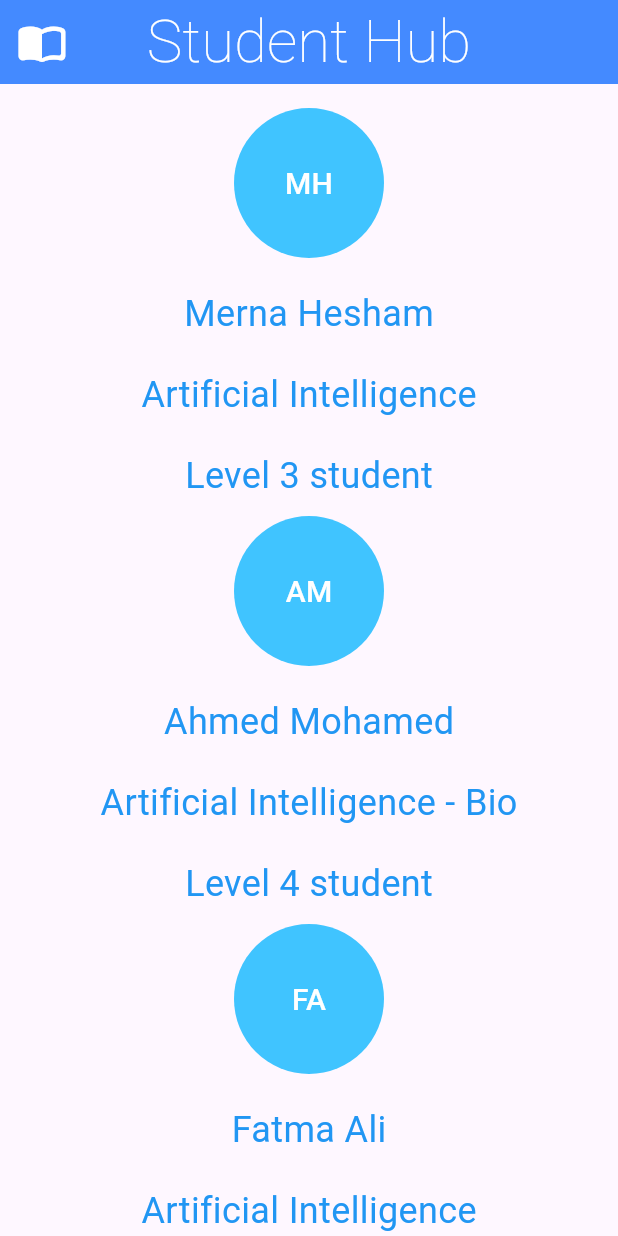
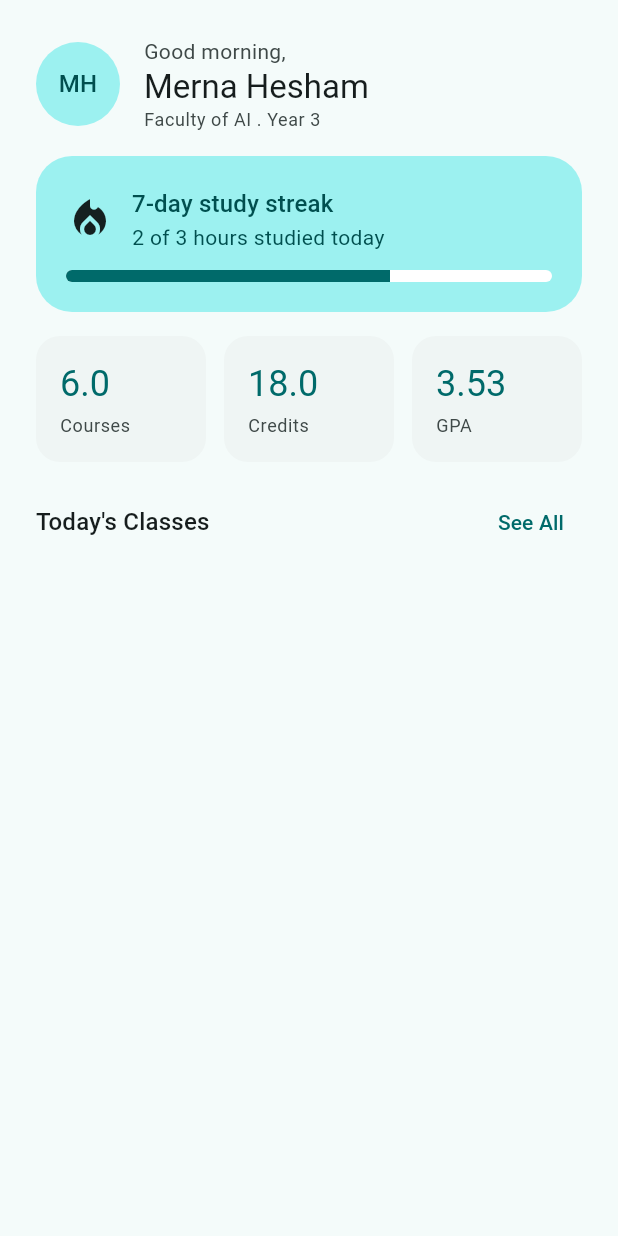
Before and after one commit to Merna-Hesham/student_hub, a Flutter app: the screen it shows after launch, on a phone screen of 412 x 824 dp. Run offline on Flutter 3.47's test engine with Material 3 defaults, Android fonts, the phone set to English and light mode, and no system bars.

Commit message:
App theme

```diff
--- /dev/null
+++ b/lib/Theme/app_theme.dart
@@ -0,0 +1,11 @@
+import 'package:flutter/material.dart';
+
+const Color kSeedColor = Color(0xFF006A6A);
+
+ThemeData buildTheme(Brightness brightness) {
+  final scheme = ColorScheme.fromSeed(
+    seedColor: kSeedColor,
+    brightness: brightness,
+  );
+  return ThemeData(useMaterial3: true, colorScheme: scheme);
+}
--- a/lib/app.dart
+++ b/lib/app.dart
@@ -1,15 +1,19 @@
 import 'package:flutter/material.dart';
 import 'package:flutter_online2/screens/home_screen.dart';
+import 'Theme/app_theme.dart';
 
-class MyApp extends StatelessWidget{
+class StudentHubApp extends StatelessWidget{
 
-  const MyApp({super.key});
+  const StudentHubApp({super.key});
 
   @override
   Widget build(BuildContext context) {
     return MaterialApp(
       title: 'Student Hub',
       debugShowCheckedModeBanner: false,
+      theme: buildTheme(Brightness.light),
+      darkTheme: buildTheme(Brightness.dark),
+      themeMode: ThemeMode.system,
       home: HomeScreen(),
     );
   }
--- a/lib/main.dart
+++ b/lib/main.dart
@@ -2,5 +2,5 @@ import 'package:flutter/material.dart';
 import 'app.dart';
 
 void main() {
-  runApp(const MyApp());
+  runApp(const StudentHubApp());
 }
--- a/lib/screens/home_screen.dart
+++ b/lib/screens/home_screen.dart
@@ -1,5 +1,8 @@
 import 'package:flutter/material.dart';
 import 'package:flutter_online2/widgets/profile_header.dart';
+import 'package:flutter_online2/widgets/section_header.dart';
+import 'package:flutter_online2/widgets/streak_card.dart';
+import 'package:flutter_online2/widgets/summary_row.dart';
 
 class HomeScreen extends StatelessWidget{
 
@@ -8,45 +11,41 @@ class HomeScreen extends StatelessWidget{
   @override
   Widget build(BuildContext context) {
     return Scaffold(
-      appBar: AppBar(
-        title: Text(
-          'Student Hub',
-          style: TextStyle(
-            color: Colors.white,
-            fontSize: 40,
-            fontWeight: FontWeight(200),
-          ),
-        ),
-        centerTitle: true,
-        backgroundColor: Colors.blueAccent,
-        leading: Icon(
-          Icons.import_contacts_rounded,
-          color: Colors.white,
-          size: 34,
-        ),
-      ),
       body: SafeArea(
         child: SingleChildScrollView(
-          padding: EdgeInsets.all(16.0),
+          padding: EdgeInsets.all(24.0),
           child: Column(
             children: [
               ProfileHeader(
                 name: 'Merna Hesham',
-                department: 'Artificial Intelligence',
-                level: 3,
+                subtitle: 'Faculty of AI . Year 3',
               ),
 
-              SizedBox(
-                height: 10,
+              const SizedBox(
+                height: 16,
               ),
 
-              ProfileHeader(name: 'Ahmed Mohamed', department: 'Artificial Intelligence - Bio', level: 4,),
+              StreakCard(
+                days: 7,
+                hours: 2,
+                progress: 2/3,
+              ),
 
-              SizedBox(
-                height: 10,)
-              ,
+              const SizedBox(
+                height: 16,
+              ),
 
-              ProfileHeader(name: 'Fatma Ali', department: 'Artificial Intelligence', level: 2,),
+              SummaryRow(),
+
+              const SizedBox(
+                height: 16,
+              ),
+
+              SectionHeader(
+                title: 'Today\'s Classes',
+                actionText: 'See All',
+                onAction: (){},
+              ),
             ],
           ),
         ),
--- a/lib/widgets/profile_header.dart
+++ b/lib/widgets/profile_header.dart
@@ -3,14 +3,12 @@ import 'package:flutter/material.dart';
 class ProfileHeader extends StatelessWidget {
 
   final String name;
-  final String department;
-  final int level;
+  final String subtitle;
 
   const ProfileHeader({
     super.key,
     required this.name,
-    required this.department,
-    required this.level
+    required this.subtitle,
   });
 
   String get initials {
@@ -20,54 +18,49 @@ class ProfileHeader extends StatelessWidget {
 
   @override
   Widget build(BuildContext context) {
-    return Column(
+    final textTheme = Theme.of(context).textTheme;
+    final scheme = Theme.of(context).colorScheme;
+
+    return Row(
       children: [
-        Row(
-          mainAxisAlignment: MainAxisAlignment.center,
+        CircleAvatar(
+          radius: 28,
+          backgroundColor: scheme.primaryContainer,
+          child: Text(
+            initials,
+            style: textTheme.titleMedium?.copyWith(
+              color: scheme.onPrimaryContainer,
+            ),
+          ),
+        ),
+
+        const SizedBox(width: 16,),
+
+        Column(
+          crossAxisAlignment: CrossAxisAlignment.start,
           children: [
-            CircleAvatar(
-              backgroundColor: Colors.lightBlueAccent,
-              radius: 50,
-              child: Text(
-                initials,
-                style: TextStyle(
-                  color: Colors.white,
-                  fontSize: 20,
-                ),
+            Text(
+              'Good morning,',
+              style: textTheme.bodyMedium?.copyWith(
+                color: scheme.onSurfaceVariant,
+              ),
+            ),
+
+            Text(
+              name,
+              style: textTheme.titleLarge?.copyWith(
+                color: scheme.onSurface
+              ),
+            ),
+
+            Text(
+              subtitle,
+              style: textTheme.bodySmall?.copyWith(
+                color: scheme.onSurfaceVariant,
               ),
             ),
           ],
         ),
-
-        SizedBox(
-          height: 20,
-        ),
-
-        Text(name,
-        style: TextStyle(
-          color: Colors.blue,
-          fontSize: 24,
-        ),),
-
-        SizedBox(
-          height: 20,
-        ),
-
-        Text(department,
-          style: TextStyle(
-            color: Colors.blue,
-            fontSize: 24,
-          ),),
-
-        SizedBox(
-          height: 20,
-        ),
-
-        Text('Level $level student',
-          style: TextStyle(
-            color: Colors.blue,
-            fontSize: 24,
-          ),),
       ],
     );
   }
--- /dev/null
+++ b/lib/widgets/section_header.dart
@@ -0,0 +1,38 @@
+import 'package:flutter/material.dart';
+
+class SectionHeader extends StatelessWidget {
+  final String title;
+  final String actionText;
+  final VoidCallback onAction;
+
+  const SectionHeader({
+    super.key,
+    required this.title,
+    required this.actionText,
+    required this.onAction,
+  });
+
+  @override
+  Widget build(BuildContext context) {
+    final textTheme = Theme.of(context).textTheme;
+    final scheme = Theme.of(context).colorScheme;
+
+    return Row(
+      mainAxisAlignment: MainAxisAlignment.spaceBetween,
+      children: [
+        Text(
+          title,
+          style: textTheme.titleMedium?.copyWith(color: scheme.onSurface),
+        ),
+
+        TextButton(
+          onPressed: onAction,
+          child: Text(
+            actionText,
+            style: textTheme.labelLarge?.copyWith(color: scheme.primary),
+          ),
+        ),
+      ],
+    );
+  }
+}
--- /dev/null
+++ b/lib/widgets/streak_card.dart
@@ -0,0 +1,75 @@
+import 'package:flutter/material.dart';
+
+class StreakCard extends StatelessWidget{
+
+  final int days;
+  final int hours;
+  final double progress;
+
+  const StreakCard({
+    super.key,
+    required this.days,
+    required this.hours,
+    required this.progress,
+  });
+
+  @override
+  Widget build(BuildContext context) {
+    final textTheme = Theme.of(context).textTheme;
+    final scheme = Theme.of(context).colorScheme;
+
+    return Container(
+      padding: EdgeInsets.all(20),
+      decoration: BoxDecoration(
+        borderRadius: BorderRadius.circular(24),
+        color: scheme.primaryContainer,
+      ),
+      child: Column(
+        crossAxisAlignment: CrossAxisAlignment.start,
+        children: [
+          Row(
+            children: [
+              Icon(
+                Icons.local_fire_department,
+                size: 32,
+              ),
+
+              const SizedBox(width: 12,),
+
+              Column(
+                crossAxisAlignment: CrossAxisAlignment.start,
+                children: [
+                  Text(
+                    '$days-day study streak',
+                    style: textTheme.titleMedium?.copyWith(
+                      color: scheme.onPrimaryContainer,
+                    ),
+                  ),
+
+                  Text(
+                    '$hours of 3 hours studied today',
+                    style: textTheme.bodyMedium?.copyWith(
+                      color: scheme.onPrimaryContainer,
+                    ),
+                  ),
+                ],
+              ),
+            ],
+          ),
+
+          const SizedBox(height: 12,),
+
+          ClipRRect(
+            borderRadius: BorderRadius.circular(4),
+            child: LinearProgressIndicator(
+              value: progress,
+              minHeight: 8,
+              color: scheme.primary,
+              backgroundColor: scheme.surfaceContainerLowest,
+            ),
+          ),
+        ],
+      ),
+    );
+  }
+}
--- /dev/null
+++ b/lib/widgets/summary_card.dart
@@ -0,0 +1,42 @@
+import 'package:flutter/material.dart';
+
+class SummaryCard extends StatelessWidget{
+  final String label;
+  final double value;
+
+  const SummaryCard({
+    super.key,
+    required this.label,
+    required this.value,
+  });
+
+  @override
+  Widget build(BuildContext context) {
+    final textTheme = Theme.of(context).textTheme;
+    final scheme = Theme.of(context).colorScheme;
+
+   return Container(
+     padding: EdgeInsets.all(16),
+     decoration: BoxDecoration(
+       borderRadius: BorderRadius.circular(16),
+       color: scheme.surfaceContainerLow,
+     ),
+     child: Column(
+       crossAxisAlignment: CrossAxisAlignment.start,
+       children: [
+         Text(
+           '$value',
+           style: textTheme.headlineSmall?.copyWith(color: scheme.primary),
+         ),
+
+         const SizedBox(height: 4,),
+
+         Text(
+           label,
+           style: textTheme.bodySmall?.copyWith(color: scheme.onSurfaceVariant),
+         ),
+       ],
+     ),
+   );
+  }
+}
--- /dev/null
+++ b/lib/widgets/summary_row.dart
@@ -0,0 +1,39 @@
+import 'package:flutter/material.dart';
+import 'package:flutter_online2/widgets/summary_card.dart';
+
+class SummaryRow extends StatelessWidget{
+  const SummaryRow({super.key});
+
+  @override
+  Widget build(BuildContext context) {
+   return Row(
+     mainAxisAlignment: MainAxisAlignment.spaceBetween,
+     children: [
+       Expanded(
+         child: SummaryCard(
+           label: 'Courses',
+           value: 6,
+         ),
+       ),
+
+       const SizedBox(width: 12,),
+
+       Expanded(
+         child: SummaryCard(
+           label: 'Credits',
+           value: 18,
+         ),
+       ),
+
+       const SizedBox(width: 12,),
+
+       Expanded(
+         child: SummaryCard(
+           label: 'GPA',
+           value: 3.53,
+         ),
+       ),
+     ],
+   );
+  }
+}
--- a/pubspec.yaml
+++ b/pubspec.yaml
@@ -58,9 +58,9 @@ flutter:
   uses-material-design: true
 
   # To add assets to your application, add an assets section, like this:
-  # assets:
-  #   - images/a_dot_burr.jpeg
-  #   - images/a_dot_ham.jpeg
+  assets:
+    - lib/assets/icons/
+    - lib/assets/images/
 
   # An image asset can refer to one or more resolution-specific "variants", see
   # https://flutter.dev/to/resolution-aware-images
```
Also changed, not shown: lib/assets/icons/grid.svg (added), lib/assets/images/flutter_icon.png (added).
